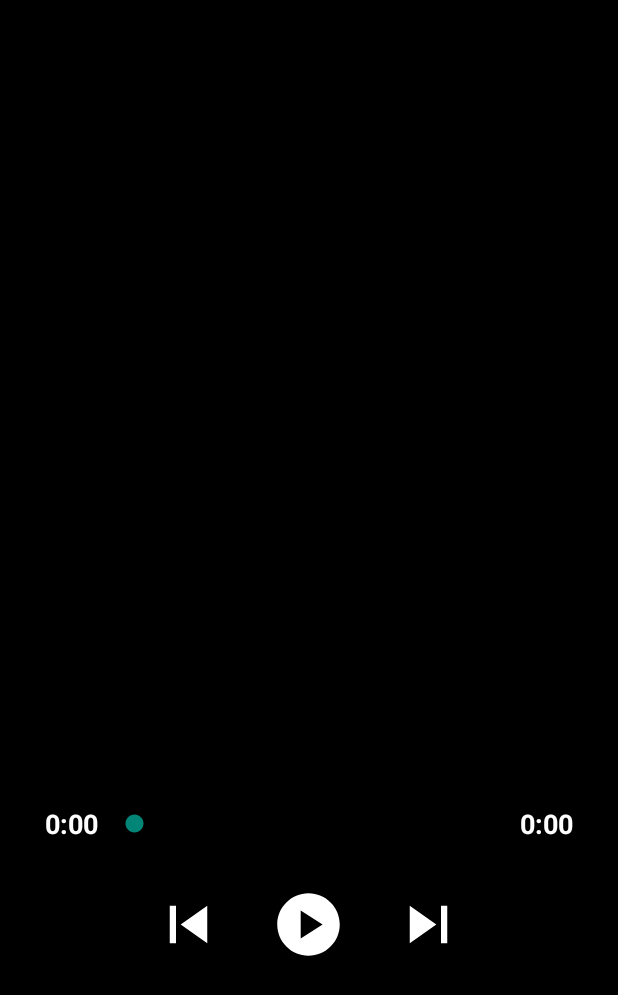
After one commit to hiepvh8/AndroidMusicApp, an Android app: the PlayerActivity screen opened directly, with no data from a screen before it, on a phone screen of 412 x 824 dp. The commit adds this screen. Shown: the top 995 px of the screen. Run offline under Robolectric (Android 15) with nearby library versions, the phone set to English and light mode, and no system bars; pictures from the network do not load.

Commit message:
music player

```diff
--- a/app/src/main/java/com/example/androidmusicapp/api/ApiService.java
+++ b/app/src/main/java/com/example/androidmusicapp/api/ApiService.java
@@ -40,7 +40,7 @@ public interface ApiService {
             .addInterceptor(loggingInterceptor);
     ApiService apiService = new Retrofit.Builder()
             //ip máy
-            .baseUrl("http://192.168.191.220:8081/")
+            .baseUrl("http://192.168.1.11:8081/")
             .addConverterFactory(GsonConverterFactory.create(gson))
             .build()
             .create(ApiService.class);
--- a/app/src/main/java/com/example/androidmusicapp/api/RetroInstane.java
+++ b/app/src/main/java/com/example/androidmusicapp/api/RetroInstane.java
@@ -8,7 +8,7 @@ import retrofit2.Retrofit;
 import retrofit2.converter.gson.GsonConverterFactory;
 
 public class RetroInstane {
-    public static String Base_url = "http://192.168.191.220:8081/";
+    public static String Base_url = "http://192.168.1.11:8081/";
     private static Retrofit retrofit;
     public static Retrofit getRetroClient(){
         if(retrofit == null){
--- a/app/src/main/java/com/example/androidmusicapp/model/entity/Song.java
+++ b/app/src/main/java/com/example/androidmusicapp/model/entity/Song.java
@@ -3,7 +3,9 @@ package com.example.androidmusicapp.model.entity;
 import com.google.gson.annotations.Expose;
 import com.google.gson.annotations.SerializedName;
 
-public class Song {
+import java.io.Serializable;
+
+public class Song implements Serializable {
     @Expose
     @SerializedName("playCount")
     private int playCount;
--- a/app/src/main/java/com/example/androidmusicapp/view/fragment/HomeFragment.java
+++ b/app/src/main/java/com/example/androidmusicapp/view/fragment/HomeFragment.java
@@ -34,7 +34,7 @@ public class HomeFragment extends Fragment {
     private SongAdapter songAdapter;
 
     private homeViewModel homeViewModel;
-    private List<Song> songList;
+    private ArrayList<Song> songList;
 
 
     public static HomeFragment newInstance() {
--- a/app/src/main/java/com/example/androidmusicapp/viewmodel/homeViewModel.java
+++ b/app/src/main/java/com/example/androidmusicapp/viewmodel/homeViewModel.java
@@ -47,4 +47,5 @@ public class homeViewModel extends ViewModel {
             }
         });
     }
+
 }
--- /dev/null
+++ b/app/src/main/java/com/example/androidmusicapp/viewmodel/playerViewModel.java
@@ -0,0 +1,4 @@
+package com.example.androidmusicapp.viewmodel;
+
+public class playerViewModel {
+}
--- /dev/null
+++ b/app/src/main/res/drawable/baseline_pause_circle_filled_24.xml
@@ -0,0 +1,6 @@
+<vector android:height="24dp" android:tint="#FFFFFF"
+    android:viewportHeight="24" android:viewportWidth="24"
+    android:width="24dp" xmlns:android="http://schemas.android.com/apk/res/android">
+    <path android:fillColor="@color/white"
+        android:pathData="M12,2C6.48,2 2,6.48 2,12s4.48,10 10,10 10,-4.48 10,-10S17.52,2 12,2zM11,16L9,16L9,8h2v8zM15,16h-2L13,8h2v8z"/>
+</vector>
--- /dev/null
+++ b/app/src/main/res/drawable/baseline_play_circle_24.xml
@@ -0,0 +1,10 @@
+<vector xmlns:android="http://schemas.android.com/apk/res/android"
+    android:width="24dp"
+    android:height="24dp"
+    android:viewportWidth="24"
+    android:viewportHeight="24"
+    android:tint="#FFFF">
+  <path
+      android:fillColor="@color/white"
+      android:pathData="M12,2C6.48,2 2,6.48 2,12s4.48,10 10,10s10,-4.48 10,-10S17.52,2 12,2zM9.5,16.5v-9l7,4.5L9.5,16.5z"/>
+</vector>
--- /dev/null
+++ b/app/src/main/res/drawable/baseline_skip_next_24.xml
@@ -0,0 +1,10 @@
+<vector xmlns:android="http://schemas.android.com/apk/res/android"
+    android:width="24dp"
+    android:height="24dp"
+    android:viewportWidth="24"
+    android:viewportHeight="24"
+    android:tint="@color/white">
+  <path
+      android:fillColor="@color/white"
+      android:pathData="M6,18l8.5,-6L6,6v12zM16,6v12h2V6h-2z"/>
+</vector>
--- /dev/null
+++ b/app/src/main/res/drawable/baseline_skip_previous_24.xml
@@ -0,0 +1,10 @@
+<vector xmlns:android="http://schemas.android.com/apk/res/android"
+    android:width="24dp"
+    android:height="24dp"
+    android:viewportWidth="24"
+    android:viewportHeight="24"
+    android:tint="@color/white">
+  <path
+      android:fillColor="@android:color/white"
+      android:pathData="M6,6h2v12L6,18zM9.5,12l8.5,6L18,6z"/>
+</vector>
--- /dev/null
+++ b/app/src/main/res/layout/activity_player.xml
@@ -0,0 +1,106 @@
+<?xml version="1.0" encoding="utf-8"?>
+<androidx.appcompat.widget.LinearLayoutCompat xmlns:android="http://schemas.android.com/apk/res/android"
+    xmlns:tools="http://schemas.android.com/tools"
+    android:layout_width="match_parent"
+    android:layout_height="match_parent"
+    android:gravity="center_horizontal"
+    android:orientation="vertical"
+    android:background="@color/black"
+    tools:context=".view.PlayerActivity">
+
+    <ImageView
+        android:layout_width="300dp"
+        android:layout_height="300dp"
+        android:layout_marginTop="100dp"
+        android:id="@+id/img_player"
+        android:layout_gravity="center">
+    </ImageView>
+
+
+    <TextView
+        android:layout_width="wrap_content"
+        android:layout_height="wrap_content"
+        android:layout_marginTop="50dp"
+        android:textColor="@color/white"
+        android:textStyle="bold"
+        android:textSize="20sp"
+        android:id="@+id/title_player">
+    </TextView>
+
+    <TextView
+        android:layout_width="wrap_content"
+        android:layout_height="wrap_content"
+        android:layout_marginTop="10dp"
+        android:textColor="@color/white"
+        android:id="@+id/artist_player">
+    </TextView>
+
+    <LinearLayout
+        android:layout_width="match_parent"
+        android:layout_height="wrap_content"
+        android:gravity="center_vertical"
+        android:orientation="horizontal"
+        android:layout_margin="30dp">
+
+        <TextView
+            android:id="@+id/textCurrentTime"
+            android:layout_width="wrap_content"
+            android:layout_height="wrap_content"
+            android:text="@string/zero"
+            android:textColor="@color/white"
+            android:textSize="18sp"
+            android:textStyle="bold"/>
+
+        <SeekBar
+            android:id="@+id/playerSeekBar"
+            android:layout_width="0dp"
+            android:layout_height="wrap_content"
+            android:layout_marginStart="8dp"
+            android:layout_marginEnd="8dp"
+            android:layout_weight="1"/>
+
+        <TextView
+            android:id="@+id/textTotalDuration"
+            android:layout_width="wrap_content"
+            android:layout_height="wrap_content"
+            android:text="@string/zero"
+            android:textColor="@color/white"
+            android:textSize="18sp"
+            android:textStyle="bold"/>
+
+    </LinearLayout>
+
+    <LinearLayout
+        android:layout_width="match_parent"
+        android:layout_height="wrap_content"
+        android:gravity="center_horizontal"
+        android:orientation="horizontal">
+
+        <ImageView
+            android:id="@+id/imagePrevious"
+            android:src="@drawable/baseline_skip_previous_24"
+            android:layout_width="50dp"
+            android:layout_height="50dp"
+            android:layout_marginRight="30dp"/>
+
+
+        <ImageView
+            android:id="@+id/imagePlayPause"
+            android:src="@drawable/baseline_play_circle_24"
+            android:layout_width="50dp"
+            android:layout_height="50dp"
+            />
+
+        <ImageView
+            android:id="@+id/imageNext"
+            android:src="@drawable/baseline_skip_next_24"
+            android:layout_width="50dp"
+            android:layout_height="50dp"
+            android:layout_marginLeft="30dp"/>
+
+
+    </LinearLayout>
+
+
+
+</androidx.appcompat.widget.LinearLayoutCompat>
--- a/app/src/main/res/layout/fragment_home.xml
+++ b/app/src/main/res/layout/fragment_home.xml
@@ -1,6 +1,7 @@
 <?xml version="1.0" encoding="utf-8"?>
 <RelativeLayout xmlns:android="http://schemas.android.com/apk/res/android"
     xmlns:tools="http://schemas.android.com/tools"
+    android:id="@+id/layout_song"
     android:layout_width="match_parent"
     android:layout_height="match_parent"
     tools:context=".view.fragment.HomeFragment"
--- a/app/src/main/res/values/strings.xml
+++ b/app/src/main/res/values/strings.xml
@@ -10,4 +10,6 @@
     <string name="action_notice"><u>Thông báo</u></string>
     <!-- TODO: Remove or change this placeholder text -->
     <string name="hello_blank_fragment">Hello blank fragment</string>
+    <string name="title_activity_player">PlayerActivity</string>
+    <string name="zero">0:00</string>
 </resources>
--- a/build.gradle
+++ b/build.gradle
@@ -6,4 +6,5 @@ buildscript {
 plugins {
     id 'com.android.application' version '8.0.2' apply false
     id 'com.android.library' version '8.0.2' apply false
+    id 'org.jetbrains.kotlin.android' version '1.8.10' apply false
 }
```
Also changed, not shown: app/build.gradle (+28 -1 lines), app/src/main/AndroidManifest.xml (+8 -6 lines), app/src/main/java/com/example/androidmusicapp/adapter/SongAdapter.java (+50 -4 lines), app/src/main/java/com/example/androidmusicapp/view/PlayerActivity.java (added, +161 -0 lines), app/src/main/res/layout/song_items.xml (+11 -9 lines).
